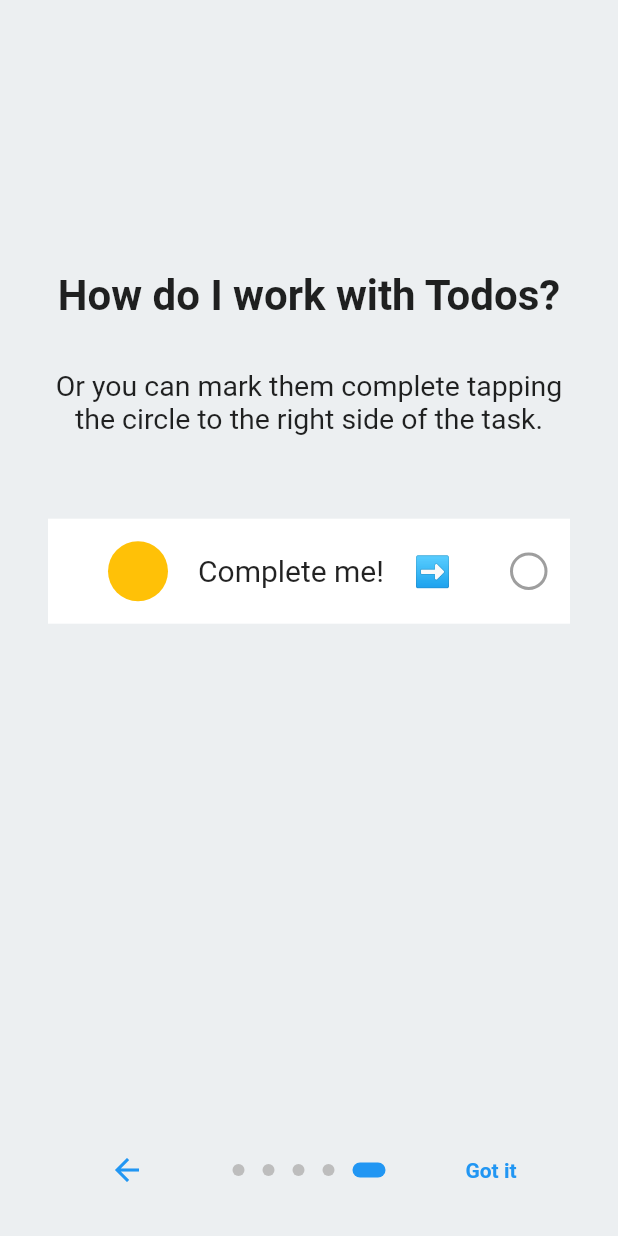
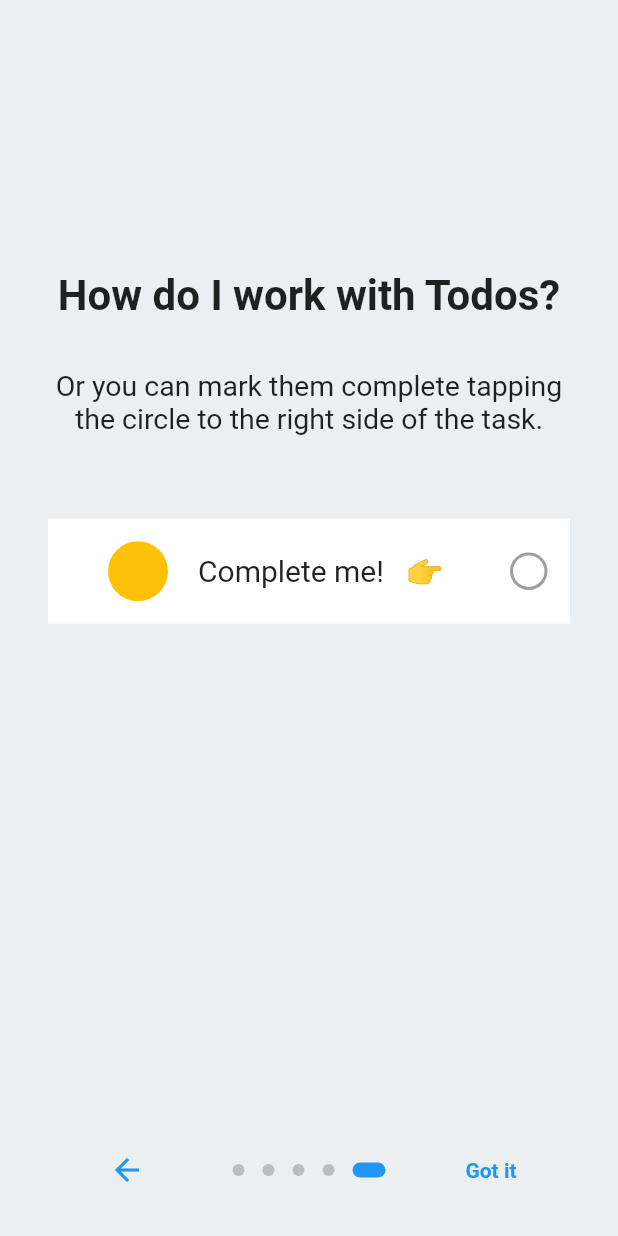
Before and after one commit to InnoQueue/Mobile, a Flutter app: the screen it shows after launch, swiped to page 5, on a phone screen of 412 x 824 dp. Run offline on Flutter 3.47's test engine with Material 2 defaults, Android fonts, the phone set to English and light mode, and no system bars; drawn by our look-alikes of introduction_screen; our stand-ins replace auto_route.

Commit message:
updated introductions

```diff
--- a/lib/features/splash/page/splash_page.dart
+++ b/lib/features/splash/page/splash_page.dart
@@ -82,7 +82,7 @@ class SplashPage extends StatelessWidget {
                 child: TaskTile(
                   isUrgent: false,
                   color: Colors.amber,
-                  name: 'Complete me!    ➡',
+                  name: 'Complete me!   👉',
                   removeItem: () {},
                 ),
               ),
```
